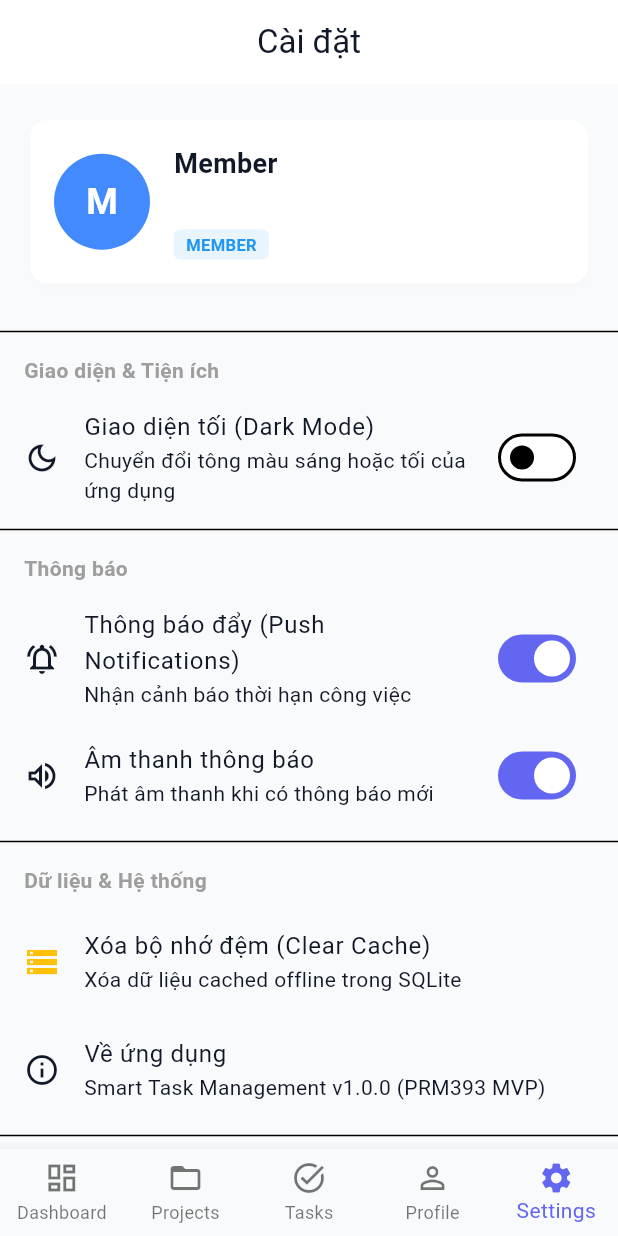
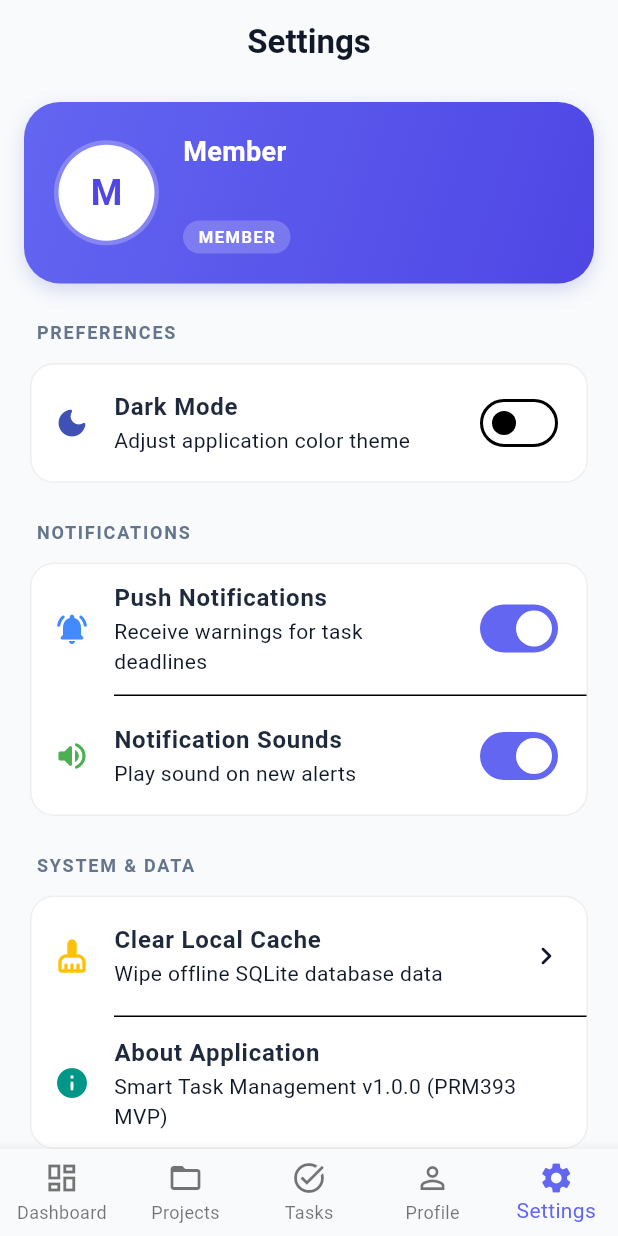
Before and after one commit to PhamNguyenDuyHoang106/PRM393-Group5, a Flutter app: the SettingsScreen screen opened by its route, on a phone screen of 412 x 824 dp. Run offline on Flutter 3.47's test engine with Material 3 defaults, Android fonts, the phone set to English and light mode, and no system bars; our stand-ins replace connectivity_plus, dio, firebase_auth, firebase_core, fl_chart, flutter_riverpod and 5 more; accounts and stored records are empty.

Commit message:
Translate dashboard screens to English and redesign settings screen with a premium grouped layout

```diff
--- a/lib/views/dashboard/notification_center_screen.dart
+++ b/lib/views/dashboard/notification_center_screen.dart
@@ -26,12 +26,12 @@ class _NotificationCenterScreenState extends ConsumerState<NotificationCenterScr
 
     return Scaffold(
       appBar: AppBar(
-        title: const Text('Thông báo'),
+        title: const Text('Notifications'),
         actions: [
           if (state.unreadCount > 0)
             TextButton.icon(
               icon: const Icon(Icons.done_all, color: Colors.blue),
-              label: const Text('Đọc tất cả', style: TextStyle(color: Colors.blue)),
+              label: const Text('Mark all as read', style: TextStyle(color: Colors.blue)),
               onPressed: () => notifier.markAllAsRead(),
             ),
         ],
@@ -58,19 +58,19 @@ class _NotificationCenterScreenState extends ConsumerState<NotificationCenterScr
       child: Row(
         children: [
           FilterChip(
-            label: const Text('Tất cả'),
+            label: const Text('All'),
             selected: state.activeFilter == NotificationFilter.all,
             onSelected: (_) => notifier.setFilter(NotificationFilter.all),
           ),
           const SizedBox(width: 8),
           FilterChip(
-            label: Text('Chưa đọc (${state.unreadCount})'),
+            label: Text('Unread (${state.unreadCount})'),
             selected: state.activeFilter == NotificationFilter.unread,
             onSelected: (_) => notifier.setFilter(NotificationFilter.unread),
           ),
           const SizedBox(width: 8),
           FilterChip(
-            label: const Text('Đã đọc'),
+            label: const Text('Read'),
             selected: state.activeFilter == NotificationFilter.read,
             onSelected: (_) => notifier.setFilter(NotificationFilter.read),
           ),
@@ -87,7 +87,7 @@ class _NotificationCenterScreenState extends ConsumerState<NotificationCenterScr
           Icon(Icons.notifications_off_outlined, size: 72, color: Colors.grey),
           SizedBox(height: 16),
           Text(
-            'Không có thông báo nào',
+            'No notifications found',
             style: TextStyle(fontSize: 16, color: Colors.grey),
           ),
         ],
@@ -120,7 +120,7 @@ class _NotificationCenterScreenState extends ConsumerState<NotificationCenterScr
             onDismissed: (_) {
               notifier.deleteNotification(notif.id);
               ScaffoldMessenger.of(context).showSnackBar(
-                const SnackBar(content: Text('Đã xóa thông báo')),
+                const SnackBar(content: Text('Notification deleted')),
               );
             },
             child: ListTile(
@@ -157,9 +157,9 @@ class _NotificationCenterScreenState extends ConsumerState<NotificationCenterScr
 
   String _formatTime(DateTime time) {
     final diff = DateTime.now().difference(time);
-    if (diff.inMinutes < 1) return 'Vừa xong';
-    if (diff.inMinutes < 60) return '${diff.inMinutes} phút trước';
-    if (diff.inHours < 24) return '${diff.inHours} giờ trước';
+    if (diff.inMinutes < 1) return 'Just now';
+    if (diff.inMinutes < 60) return '${diff.inMinutes} minutes ago';
+    if (diff.inHours < 24) return '${diff.inHours} hours ago';
     return '${time.day}/${time.month}/${time.year}';
   }
 }
--- a/lib/views/dashboard/settings_screen.dart
+++ b/lib/views/dashboard/settings_screen.dart
@@ -1,8 +1,10 @@
 import 'package:flutter/material.dart';
 import 'package:flutter_riverpod/flutter_riverpod.dart';
 import 'package:go_router/go_router.dart';
+import '../../app.dart';
 import '../../providers/providers.dart';
 import '../../viewmodels/settings_viewmodel.dart';
+
 
 class SettingsScreen extends ConsumerWidget {
   const SettingsScreen({super.key});
@@ -12,8 +14,9 @@ class SettingsScreen extends ConsumerWidget {
     final settingsState = ref.watch(settingsViewModelProvider);
     final settingsNotifier = ref.read(settingsViewModelProvider.notifier);
     final authUser = ref.watch(authViewModelProvider).user;
+    final isDark = settingsState.isDarkMode;
 
-    // Tự động đồng bộ thông tin user từ Auth sang Settings nếu Settings trống
+    // Automatically sync user profile info from Auth VM
     if (settingsState.userEmail.isEmpty && authUser != null) {
       WidgetsBinding.instance.addPostFrameCallback((_) {
         settingsNotifier.saveUserInfo(
@@ -25,88 +28,187 @@ class SettingsScreen extends ConsumerWidget {
     }
 
     return Scaffold(
-      appBar: AppBar(title: const Text('Cài đặt')),
+      backgroundColor: isDark ? const Color(0xFF0F172A) : const Color(0xFFF8FAFC),
+      appBar: AppBar(
+        title: const Text(
+          'Settings',
+          style: TextStyle(fontWeight: FontWeight.bold),
+        ),
+        backgroundColor: Colors.transparent,
+        elevation: 0,
+        centerTitle: true,
+      ),
       body: ListView(
-        padding: const EdgeInsets.symmetric(vertical: 12),
+        padding: const EdgeInsets.symmetric(horizontal: 16.0, vertical: 12.0),
         children: [
-          _buildUserProfileHeader(settingsState),
-          const SizedBox(height: 12),
-          const Divider(),
-          _buildSectionHeader('Giao diện & Tiện ích'),
+          _buildUserProfileHeader(settingsState, isDark),
+          const SizedBox(height: 24),
+
+          _buildSectionHeader('PREFERENCES'),
+          _buildSettingsGroup(
+            isDark: isDark,
+            children: [
               SwitchListTile(
-            title: const Text('Giao diện tối (Dark Mode)'),
-            subtitle: const Text('Chuyển đổi tông màu sáng hoặc tối của ứng dụng'),
-            secondary: const Icon(Icons.dark_mode_outlined),
+                title: Text(
+                  'Dark Mode',
+                  style: TextStyle(
+                    fontWeight: FontWeight.w600,
+                    color: isDark ? Colors.white : const Color(0xFF1E293B),
+                  ),
+                ),
+                subtitle: const Text('Adjust application color theme'),
+                secondary: Icon(
+                  Icons.dark_mode_rounded,
+                  color: isDark ? Colors.cyanAccent : Colors.indigo,
+                ),
                 value: settingsState.isDarkMode,
-            onChanged: (val) => settingsNotifier.toggleDarkMode(),
+                onChanged: (val) {
+                  settingsNotifier.toggleDarkMode();
+                  ref.read(themeModeProvider.notifier).state =
+                      val ? ThemeMode.dark : ThemeMode.light;
+                },
+                contentPadding: const EdgeInsets.symmetric(horizontal: 16, vertical: 4),
               ),
-          const Divider(),
-          _buildSectionHeader('Thông báo'),
+            ],
+          ),
+          const SizedBox(height: 20),
+
+          _buildSectionHeader('NOTIFICATIONS'),
+          _buildSettingsGroup(
+            isDark: isDark,
+            children: [
               SwitchListTile(
-            title: const Text('Thông báo đẩy (Push Notifications)'),
-            subtitle: const Text('Nhận cảnh báo thời hạn công việc'),
-            secondary: const Icon(Icons.notifications_active_outlined),
+                title: Text(
+                  'Push Notifications',
+                  style: TextStyle(
+                    fontWeight: FontWeight.w600,
+                    color: isDark ? Colors.white : const Color(0xFF1E293B),
+                  ),
+                ),
+                subtitle: const Text('Receive warnings for task deadlines'),
+                secondary: const Icon(Icons.notifications_active_rounded, color: Colors.blueAccent),
                 value: settingsState.isPushNotificationEnabled,
                 onChanged: (val) => settingsNotifier.togglePushNotifications(),
+                contentPadding: const EdgeInsets.symmetric(horizontal: 16, vertical: 4),
               ),
+              const Divider(height: 1, indent: 56),
               SwitchListTile(
-            title: const Text('Âm thanh thông báo'),
-            subtitle: const Text('Phát âm thanh khi có thông báo mới'),
-            secondary: const Icon(Icons.volume_up_outlined),
+                title: Text(
+                  'Notification Sounds',
+                  style: TextStyle(
+                    fontWeight: FontWeight.w600,
+                    color: isDark ? Colors.white : const Color(0xFF1E293B),
+                  ),
+                ),
+                subtitle: const Text('Play sound on new alerts'),
+                secondary: const Icon(Icons.volume_up_rounded, color: Colors.green),
                 value: settingsState.isNotificationSoundEnabled,
                 onChanged: (val) => settingsNotifier.toggleNotificationSound(),
+                contentPadding: const EdgeInsets.symmetric(horizontal: 16, vertical: 4),
               ),
-          const Divider(),
-          _buildSectionHeader('Dữ liệu & Hệ thống'),
+            ],
+          ),
+          const SizedBox(height: 20),
+
+          _buildSectionHeader('SYSTEM & DATA'),
+          _buildSettingsGroup(
+            isDark: isDark,
+            children: [
               ListTile(
-            leading: const Icon(Icons.storage_outlined, color: Colors.amber),
-            title: const Text('Xóa bộ nhớ đệm (Clear Cache)'),
-            subtitle: const Text('Xóa dữ liệu cached offline trong SQLite'),
-            onTap: () => _showClearCacheDialog(context, settingsNotifier),
+                leading: const Icon(Icons.cleaning_services_rounded, color: Colors.amber),
+                title: Text(
+                  'Clear Local Cache',
+                  style: TextStyle(
+                    fontWeight: FontWeight.w600,
+                    color: isDark ? Colors.white : const Color(0xFF1E293B),
                   ),
+                ),
+                subtitle: const Text('Wipe offline SQLite database data'),
+                trailing: const Icon(Icons.chevron_right_rounded),
+                onTap: () => _showClearCacheDialog(context, settingsNotifier, isDark),
+                contentPadding: const EdgeInsets.symmetric(horizontal: 16, vertical: 4),
+              ),
+              const Divider(height: 1, indent: 56),
               ListTile(
-            leading: const Icon(Icons.info_outline),
-            title: const Text('Về ứng dụng'),
+                leading: const Icon(Icons.info_rounded, color: Colors.teal),
+                title: Text(
+                  'About Application',
+                  style: TextStyle(
+                    fontWeight: FontWeight.w600,
+                    color: isDark ? Colors.white : const Color(0xFF1E293B),
+                  ),
+                ),
                 subtitle: const Text('Smart Task Management v1.0.0 (PRM393 MVP)'),
-            onTap: () {},
+                contentPadding: const EdgeInsets.symmetric(horizontal: 16, vertical: 4),
               ),
-          const Divider(),
-          const SizedBox(height: 12),
+            ],
+          ),
+          const SizedBox(height: 32),
+
           Padding(
-            padding: const EdgeInsets.symmetric(horizontal: 16.0),
+            padding: const EdgeInsets.symmetric(horizontal: 8.0),
             child: ElevatedButton.icon(
               style: ElevatedButton.styleFrom(
-                backgroundColor: Colors.redAccent,
+                backgroundColor: Colors.redAccent.shade400,
                 foregroundColor: Colors.white,
-                padding: const EdgeInsets.symmetric(vertical: 12),
-                shape: RoundedRectangleBorder(borderRadius: BorderRadius.circular(8)),
+                padding: const EdgeInsets.symmetric(vertical: 14),
+                shape: RoundedRectangleBorder(borderRadius: BorderRadius.circular(16)),
+                elevation: 2,
+                shadowColor: Colors.redAccent.withAlpha(76),
               ),
-              icon: const Icon(Icons.logout),
-              label: const Text('Đăng xuất tài khoản', style: TextStyle(fontWeight: FontWeight.bold)),
-              onPressed: () => _showLogoutDialog(context, ref),
+              icon: const Icon(Icons.logout_rounded, size: 20),
+              label: const Text(
+                'Log Out Account',
+                style: TextStyle(fontWeight: FontWeight.bold, fontSize: 15),
+              ),
+              onPressed: () => _showLogoutDialog(context, ref, isDark),
             ),
           ),
+          const SizedBox(height: 16),
         ],
       ),
     );
   }
 
-  Widget _buildUserProfileHeader(SettingsState settingsState) {
-    return Padding(
-      padding: const EdgeInsets.symmetric(horizontal: 16.0, vertical: 8.0),
-      child: Card(
-        elevation: 2,
-        shape: RoundedRectangleBorder(borderRadius: BorderRadius.circular(12)),
-        child: Padding(
-          padding: const EdgeInsets.all(16.0),
+  Widget _buildUserProfileHeader(SettingsState settingsState, bool isDark) {
+    return Container(
+      decoration: BoxDecoration(
+        gradient: LinearGradient(
+          colors: isDark
+              ? [const Color(0xFF1E293B), const Color(0xFF334155)]
+              : [const Color(0xFF6366F1), const Color(0xFF4F46E5)],
+          begin: Alignment.topLeft,
+          end: Alignment.bottomRight,
+        ),
+        borderRadius: BorderRadius.circular(24),
+        boxShadow: [
+          BoxShadow(
+            color: isDark ? Colors.black26 : Colors.indigo.withAlpha(51),
+            blurRadius: 10,
+            offset: const Offset(0, 4),
+          ),
+        ],
+      ),
+      padding: const EdgeInsets.all(20.0),
       child: Row(
         children: [
-              CircleAvatar(
+          Container(
+            padding: const EdgeInsets.all(3),
+            decoration: const BoxDecoration(
+              shape: BoxShape.circle,
+              color: Colors.white24,
+            ),
+            child: CircleAvatar(
               radius: 32,
-                backgroundColor: Colors.blueAccent,
+              backgroundColor: Colors.white,
               child: Text(
                 settingsState.avatarInitial,
-                  style: const TextStyle(fontSize: 24, color: Colors.white, fontWeight: FontWeight.bold),
+                style: TextStyle(
+                  fontSize: 24,
+                  color: isDark ? const Color(0xFF1E293B) : const Color(0xFF4F46E5),
+                  fontWeight: FontWeight.bold,
+                ),
+              ),
             ),
           ),
           const SizedBox(width: 16),
@@ -116,23 +218,35 @@ class SettingsScreen extends ConsumerWidget {
               children: [
                 Text(
                   settingsState.userName,
-                      style: const TextStyle(fontSize: 18, fontWeight: FontWeight.bold),
+                  style: const TextStyle(
+                    fontSize: 18,
+                    fontWeight: FontWeight.bold,
+                    color: Colors.white,
+                  ),
                 ),
                 const SizedBox(height: 4),
                 Text(
                   settingsState.userEmail,
-                      style: const TextStyle(fontSize: 14, color: Colors.grey),
+                  style: const TextStyle(
+                    fontSize: 13,
+                    color: Colors.white70,
                   ),
-                    const SizedBox(height: 6),
+                ),
+                const SizedBox(height: 10),
                 Container(
-                      padding: const EdgeInsets.symmetric(horizontal: 8, vertical: 2),
+                  padding: const EdgeInsets.symmetric(horizontal: 10, vertical: 3),
                   decoration: BoxDecoration(
-                        color: Colors.blue.withAlpha(25),
-                        borderRadius: BorderRadius.circular(4),
+                    color: Colors.white.withAlpha(51),
+                    borderRadius: BorderRadius.circular(30),
                   ),
                   child: Text(
                     settingsState.userRole.toUpperCase(),
-                        style: const TextStyle(fontSize: 11, color: Colors.blue, fontWeight: FontWeight.bold),
+                    style: const TextStyle(
+                      fontSize: 11,
+                      color: Colors.white,
+                      fontWeight: FontWeight.bold,
+                      letterSpacing: 1.0,
+                    ),
                   ),
                 ),
               ],
@@ -140,65 +254,102 @@ class SettingsScreen extends ConsumerWidget {
           ),
         ],
       ),
+    );
+  }
+
+  Widget _buildSectionHeader(String title) {
+    return Padding(
+      padding: const EdgeInsets.only(left: 8.0, bottom: 8.0),
+      child: Text(
+        title,
+        style: const TextStyle(
+          fontSize: 12,
+          fontWeight: FontWeight.bold,
+          color: Color(0xFF64748B),
+          letterSpacing: 1.2,
         ),
       ),
     );
   }
 
-  Widget _buildSectionHeader(String title) {
-    return Padding(
-      padding: const EdgeInsets.symmetric(horizontal: 16.0, vertical: 8.0),
-      child: Text(
-        title,
-        style: const TextStyle(fontSize: 14, fontWeight: FontWeight.bold, color: Colors.grey),
+  Widget _buildSettingsGroup({required List<Widget> children, required bool isDark}) {
+    return Card(
+      elevation: 0,
+      color: isDark ? const Color(0xFF1E293B) : Colors.white,
+      shape: RoundedRectangleBorder(
+        borderRadius: BorderRadius.circular(16),
+        side: BorderSide(
+          color: isDark ? Colors.white10 : Colors.grey.shade200,
+          width: 1,
+        ),
+      ),
+      child: Column(
+        children: children,
       ),
     );
   }
 
-  void _showClearCacheDialog(BuildContext context, settingsNotifier) {
+  void _showClearCacheDialog(BuildContext context, settingsNotifier, bool isDark) {
     showDialog(
       context: context,
       builder: (ctx) => AlertDialog(
-        title: const Text('Xác nhận xóa bộ nhớ đệm?'),
-        content: const Text(
-          'Hành động này sẽ xóa toàn bộ dữ liệu cached offline trong SQLite (thông báo, lịch sử hàng chờ sync). Các dữ liệu trên server sẽ không bị ảnh hưởng.',
+        backgroundColor: isDark ? const Color(0xFF1E293B) : Colors.white,
+        shape: RoundedRectangleBorder(borderRadius: BorderRadius.circular(20)),
+        title: Text(
+          'Wipe Local Cache?',
+          style: TextStyle(color: isDark ? Colors.white : const Color(0xFF1E293B)),
+        ),
+        content: Text(
+          'This action will delete all offline cached database tables (notifications, pending sync queues). Server data remains untouched.',
+          style: TextStyle(color: isDark ? Colors.white70 : Colors.black87),
         ),
         actions: [
           TextButton(
             onPressed: () => Navigator.pop(ctx),
-            child: const Text('Hủy'),
+            child: const Text('Cancel', style: TextStyle(color: Colors.grey)),
           ),
           TextButton(
-            style: TextButton.styleFrom(foregroundColor: Colors.red),
+            style: TextButton.styleFrom(foregroundColor: Colors.redAccent),
             onPressed: () async {
               Navigator.pop(ctx);
               await settingsNotifier.clearCache();
               if (context.mounted) {
                 ScaffoldMessenger.of(context).showSnackBar(
-                  const SnackBar(content: Text('Đã dọn dẹp cache SQLite thành công!')),
+                  const SnackBar(
+                    content: Text('SQLite cache has been cleared successfully!'),
+                    backgroundColor: Colors.green,
+                  ),
                 );
               }
             },
-            child: const Text('Xóa cache'),
+            child: const Text('Clear Cache', style: TextStyle(fontWeight: FontWeight.bold)),
           ),
         ],
       ),
     );
   }
 
-  void _showLogoutDialog(BuildContext context, WidgetRef ref) {
+  void _showLogoutDialog(BuildContext context, WidgetRef ref, bool isDark) {
     showDialog(
       context: context,
       builder: (ctx) => AlertDialog(
-        title: const Text('Bạn muốn đăng xuất?'),
-        content: const Text('Bạn sẽ cần nhập lại tài khoản và mật khẩu để đăng nhập lần sau.'),
+        backgroundColor: isDark ? const Color(0xFF1E293B) : Colors.white,
+        shape: RoundedRectangleBorder(borderRadius: BorderRadius.circular(20)),
+        title: Text(
+          'Log Out Account?',
+          style: TextStyle(color: isDark ? Colors.white : const Color(0xFF1E293B)),
+        ),
+        content: Text(
+          'You will need to input your email and password to log in next time.',
+          style: TextStyle(color: isDark ? Colors.white70 : Colors.black87),
+        ),
         actions: [
           TextButton(
             onPressed: () => Navigator.pop(ctx),
-            child: const Text('Hủy'),
+            child: const Text('Cancel', style: TextStyle(color: Colors.grey)),
           ),
           TextButton(
-            style: TextButton.styleFrom(foregroundColor: Colors.red),
+            style: TextButton.styleFrom(foregroundColor: Colors.redAccent),
             onPressed: () async {
               Navigator.pop(ctx);
               await ref.read(authViewModelProvider.notifier).logout();
@@ -206,7 +357,7 @@ class SettingsScreen extends ConsumerWidget {
                 context.go('/login');
               }
             },
-            child: const Text('Đăng xuất'),
+            child: const Text('Log Out', style: TextStyle(fontWeight: FontWeight.bold)),
           ),
         ],
       ),
--- a/lib/views/dashboard/statistics_screen.dart
+++ b/lib/views/dashboard/statistics_screen.dart
@@ -29,7 +29,7 @@ class _StatisticsScreenState extends ConsumerState<StatisticsScreen> {
 
     return Scaffold(
       appBar: AppBar(
-        title: const Text('Thống kê công việc'),
+        title: const Text('Task Statistics'),
         actions: [
           IconButton(
             icon: const Icon(Icons.refresh),
@@ -64,11 +64,11 @@ class _StatisticsScreenState extends ConsumerState<StatisticsScreen> {
         children: [
           const Icon(Icons.pie_chart_outline, size: 72, color: Colors.grey),
           const SizedBox(height: 16),
-          const Text('Không có dữ liệu thống kê', style: TextStyle(fontSize: 16, color: Colors.grey)),
+          const Text('No statistics data available', style: TextStyle(fontSize: 16, color: Colors.grey)),
           const SizedBox(height: 12),
           ElevatedButton(
             onPressed: () => ref.read(dashboardViewModelProvider.notifier).loadStatistics(),
-            child: const Text('Thử lại'),
+            child: const Text('Retry'),
           ),
         ],
       ),
@@ -80,12 +80,12 @@ class _StatisticsScreenState extends ConsumerState<StatisticsScreen> {
       segments: const [
         ButtonSegment<bool>(
           value: true,
-          label: Text('Theo Trạng thái'),
+          label: Text('By Status'),
           icon: Icon(Icons.donut_large),
         ),
         ButtonSegment<bool>(
           value: false,
-          label: Text('Theo Mức độ ưu tiên'),
+          label: Text('By Priority'),
           icon: Icon(Icons.bar_chart),
         ),
       ],
@@ -105,7 +105,7 @@ class _StatisticsScreenState extends ConsumerState<StatisticsScreen> {
     if (total == 0) {
       return const SizedBox(
         height: 200,
-        child: Center(child: Text('Không có công việc nào')),
+        child: Center(child: Text('No tasks found')),
       );
     }
 
@@ -138,7 +138,7 @@ class _StatisticsScreenState extends ConsumerState<StatisticsScreen> {
         child: Column(
           children: [
             Text(
-              _showStatusStats ? 'Phân bổ theo trạng thái' : 'Phân bổ theo độ ưu tiên',
+              _showStatusStats ? 'Status Distribution' : 'Priority Distribution',
               style: const TextStyle(fontSize: 16, fontWeight: FontWeight.bold),
             ),
             const SizedBox(height: 24),
```
Lines whose indentation alone changed are shown as unchanged.
